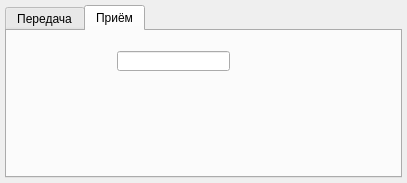
SlavaGrasiuk/spolks-laba1-file-transfer, file src/lab1.ui: the form before one commit.
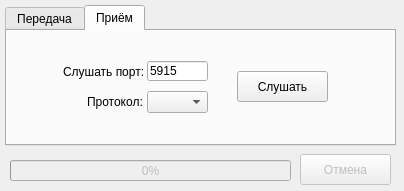
The form after the commit. The open tabs and pages were chosen to show the change.

```diff
--- a/src/lab1.ui
+++ b/src/lab1.ui
@@ -6,8 +6,8 @@
    <rect>
     <x>0</x>
     <y>0</y>
-    <width>407</width>
-    <height>183</height>
+    <width>404</width>
+    <height>191</height>
    </rect>
   </property>
   <property name="sizePolicy">
@@ -20,21 +20,15 @@
    <string>Лаба 1 - передача файлов</string>
   </property>
   <widget class="QWidget" name="centralWidget">
-   <layout class="QHBoxLayout" name="horizontalLayout">
-    <property name="leftMargin">
-     <number>5</number>
-    </property>
-    <property name="topMargin">
-     <number>5</number>
-    </property>
-    <property name="rightMargin">
-     <number>5</number>
-    </property>
-    <property name="bottomMargin">
-     <number>5</number>
-    </property>
-    <item>
      <widget class="QTabWidget" name="tabWidget">
+    <property name="geometry">
+     <rect>
+      <x>5</x>
+      <y>5</y>
+      <width>391</width>
+      <height>141</height>
+     </rect>
+    </property>
       <property name="currentIndex">
        <number>0</number>
       </property>
@@ -93,38 +87,6 @@
          <number>-1</number>
         </property>
        </widget>
-       <widget class="QProgressBar" name="progressBar">
-        <property name="enabled">
-         <bool>false</bool>
-        </property>
-        <property name="geometry">
-         <rect>
-          <x>10</x>
-          <y>115</y>
-          <width>281</width>
-          <height>21</height>
-         </rect>
-        </property>
-        <property name="value">
-         <number>0</number>
-        </property>
-       </widget>
-       <widget class="QPushButton" name="cancelBtn">
-        <property name="enabled">
-         <bool>false</bool>
-        </property>
-        <property name="geometry">
-         <rect>
-          <x>290</x>
-          <y>110</y>
-          <width>91</width>
-          <height>31</height>
-         </rect>
-        </property>
-        <property name="text">
-         <string>Отмена</string>
-        </property>
-       </widget>
        <widget class="QLabel" name="label">
         <property name="geometry">
          <rect>
@@ -172,17 +134,102 @@
        <widget class="QLineEdit" name="lineEdit">
         <property name="geometry">
          <rect>
-          <x>110</x>
-          <y>20</y>
-          <width>113</width>
+        <x>140</x>
+        <y>30</y>
+        <width>61</width>
           <height>20</height>
          </rect>
         </property>
-       </widget>
-      </widget>
+      <property name="text">
+       <string>5915</string>
+      </property>
+      <property name="maxLength">
+       <number>7</number>
+      </property>
+     </widget>
+     <widget class="QLabel" name="label_4">
+      <property name="geometry">
+       <rect>
+        <x>56</x>
+        <y>30</y>
+        <width>81</width>
+        <height>21</height>
+       </rect>
+      </property>
+      <property name="text">
+       <string>Слушать порт:</string>
+      </property>
+     </widget>
+     <widget class="QComboBox" name="listenProtocol">
+      <property name="geometry">
+       <rect>
+        <x>140</x>
+        <y>60</y>
+        <width>61</width>
+        <height>22</height>
+       </rect>
+      </property>
      </widget>
-    </item>
-   </layout>
+     <widget class="QLabel" name="label_5">
+      <property name="geometry">
+       <rect>
+        <x>80</x>
+        <y>60</y>
+        <width>61</width>
+        <height>21</height>
+       </rect>
+      </property>
+      <property name="text">
+       <string>Протокол:</string>
+      </property>
+     </widget>
+     <widget class="QPushButton" name="startListenBtn">
+      <property name="geometry">
+       <rect>
+        <x>230</x>
+        <y>40</y>
+        <width>91</width>
+        <height>31</height>
+       </rect>
+      </property>
+      <property name="text">
+       <string>Слушать</string>
+      </property>
+     </widget>
+    </widget>
+   </widget>
+   <widget class="QPushButton" name="cancelBtn">
+    <property name="enabled">
+     <bool>false</bool>
+    </property>
+    <property name="geometry">
+     <rect>
+      <x>300</x>
+      <y>154</y>
+      <width>91</width>
+      <height>31</height>
+     </rect>
+    </property>
+    <property name="text">
+     <string>Отмена</string>
+    </property>
+   </widget>
+   <widget class="QProgressBar" name="progressBar">
+    <property name="enabled">
+     <bool>false</bool>
+    </property>
+    <property name="geometry">
+     <rect>
+      <x>10</x>
+      <y>160</y>
+      <width>281</width>
+      <height>21</height>
+     </rect>
+    </property>
+    <property name="value">
+     <number>0</number>
+    </property>
+   </widget>
   </widget>
  </widget>
  <layoutdefault spacing="6" margin="11"/>
```
Left out of the diff: 14 changed lines with no effect on the pictures. Lines whose indentation alone changed are shown as unchanged.
